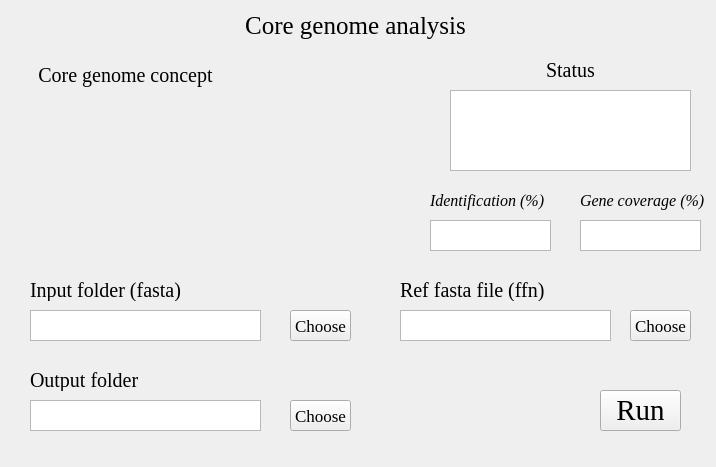
Qt form CoreGenomeAnalysis.ui (hzaurzli/MicroWorldOmics) before a commit.
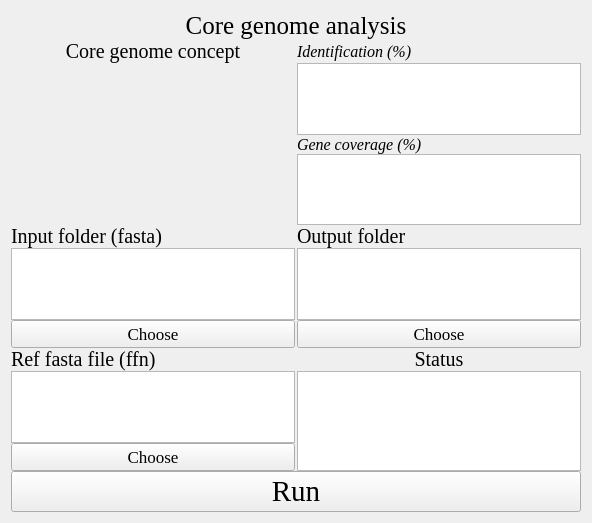
The same form after that commit. Icons and pictures are not drawn.

```diff
--- a/CoreGenomeAnalysis.ui
+++ b/CoreGenomeAnalysis.ui
@@ -6,8 +6,8 @@
    <rect>
     <x>0</x>
     <y>0</y>
-    <width>716</width>
-    <height>467</height>
+    <width>592</width>
+    <height>523</height>
    </rect>
   </property>
   <property name="windowTitle">
@@ -16,37 +16,76 @@
   <property name="styleSheet">
    <string notr="true">background-image: url(D:/Documents/Desktop/bb.png)</string>
   </property>
-  <widget class="QLabel" name="label">
-   <property name="geometry">
-    <rect>
-     <x>220</x>
-     <y>10</y>
-     <width>271</width>
-     <height>31</height>
-    </rect>
-   </property>
+  <layout class="QGridLayout" name="gridLayout_2">
+   <item row="0" column="0">
+    <layout class="QGridLayout" name="gridLayout">
+     <property name="horizontalSpacing">
+      <number>2</number>
+     </property>
+     <property name="verticalSpacing">
+      <number>0</number>
+     </property>
+     <item row="1" column="0">
+      <widget class="QLabel" name="label_7">
    <property name="font">
     <font>
      <family>Times New Roman</family>
-     <pointsize>19</pointsize>
+         <pointsize>15</pointsize>
     </font>
    </property>
    <property name="text">
-    <string>Core genome analysis</string>
+        <string>Core genome concept</string>
    </property>
    <property name="alignment">
     <set>Qt::AlignCenter</set>
    </property>
   </widget>
-  <widget class="QLabel" name="label_2">
-   <property name="geometry">
-    <rect>
-     <x>30</x>
-     <y>280</y>
-     <width>151</width>
-     <height>21</height>
-    </rect>
-   </property>
+     </item>
+     <item row="1" column="1">
+      <widget class="QLabel" name="label_8">
+       <property name="font">
+        <font>
+         <family>Times New Roman</family>
+         <pointsize>12</pointsize>
+         <italic>true</italic>
+        </font>
+       </property>
+       <property name="text">
+        <string>Identification (%)</string>
+       </property>
+       <property name="alignment">
+        <set>Qt::AlignLeading|Qt::AlignLeft|Qt::AlignVCenter</set>
+       </property>
+      </widget>
+     </item>
+     <item row="13" column="0">
+      <widget class="QPushButton" name="pushButton_4">
+       <property name="font">
+        <font>
+         <family>Times New Roman</family>
+         <pointsize>13</pointsize>
+        </font>
+       </property>
+       <property name="text">
+        <string>Choose</string>
+       </property>
+      </widget>
+     </item>
+     <item row="9" column="1">
+      <widget class="QPushButton" name="pushButton_3">
+       <property name="font">
+        <font>
+         <family>Times New Roman</family>
+         <pointsize>13</pointsize>
+        </font>
+       </property>
+       <property name="text">
+        <string>Choose</string>
+       </property>
+      </widget>
+     </item>
+     <item row="10" column="0">
+      <widget class="QLabel" name="label_5">
    <property name="font">
     <font>
      <family>Times New Roman</family>
@@ -54,34 +93,39 @@
     </font>
    </property>
    <property name="text">
-    <string>Input folder (fasta)</string>
+        <string>Ref fasta file (ffn)</string>
    </property>
    <property name="alignment">
     <set>Qt::AlignLeading|Qt::AlignLeft|Qt::AlignVCenter</set>
    </property>
   </widget>
-  <widget class="QTextBrowser" name="textBrowser_2">
-   <property name="geometry">
-    <rect>
-     <x>30</x>
-     <y>310</y>
-     <width>231</width>
-     <height>31</height>
-    </rect>
-   </property>
+     </item>
+     <item row="6" column="1">
+      <widget class="QTextEdit" name="textEdit_2">
    <property name="styleSheet">
     <string notr="true">background-image: url(D:/Documents/Desktop/white.png)</string>
    </property>
   </widget>
+     </item>
+     <item row="5" column="1">
+      <widget class="QLabel" name="label_9">
+       <property name="font">
+        <font>
+         <family>Times New Roman</family>
+         <pointsize>12</pointsize>
+         <italic>true</italic>
+        </font>
+       </property>
+       <property name="text">
+        <string>Gene coverage (%)</string>
+       </property>
+       <property name="alignment">
+        <set>Qt::AlignLeading|Qt::AlignLeft|Qt::AlignVCenter</set>
+       </property>
+      </widget>
+     </item>
+     <item row="7" column="1">
   <widget class="QLabel" name="label_3">
-   <property name="geometry">
-    <rect>
-     <x>30</x>
-     <y>370</y>
-     <width>131</width>
-     <height>21</height>
-    </rect>
-   </property>
    <property name="font">
     <font>
      <family>Times New Roman</family>
@@ -95,79 +139,32 @@
     <set>Qt::AlignLeading|Qt::AlignLeft|Qt::AlignVCenter</set>
    </property>
   </widget>
+     </item>
+     <item row="8" column="1">
   <widget class="QTextBrowser" name="textBrowser_3">
-   <property name="geometry">
-    <rect>
-     <x>30</x>
-     <y>400</y>
-     <width>231</width>
-     <height>31</height>
-    </rect>
-   </property>
    <property name="styleSheet">
     <string notr="true">background-image: url(D:/Documents/Desktop/white.png)</string>
    </property>
   </widget>
-  <widget class="QPushButton" name="pushButton_2">
-   <property name="geometry">
-    <rect>
-     <x>290</x>
-     <y>310</y>
-     <width>61</width>
-     <height>31</height>
-    </rect>
-   </property>
+     </item>
+     <item row="7" column="0">
+      <widget class="QLabel" name="label_2">
    <property name="font">
     <font>
      <family>Times New Roman</family>
-     <pointsize>13</pointsize>
+         <pointsize>15</pointsize>
     </font>
    </property>
    <property name="text">
-    <string>Choose</string>
-   </property>
-  </widget>
-  <widget class="QPushButton" name="pushButton_3">
-   <property name="geometry">
-    <rect>
-     <x>290</x>
-     <y>400</y>
-     <width>61</width>
-     <height>31</height>
-    </rect>
-   </property>
-   <property name="font">
-    <font>
-     <family>Times New Roman</family>
-     <pointsize>13</pointsize>
-    </font>
-   </property>
-   <property name="text">
-    <string>Choose</string>
-   </property>
-  </widget>
-  <widget class="QTextBrowser" name="textBrowser">
-   <property name="geometry">
-    <rect>
-     <x>450</x>
-     <y>90</y>
-     <width>241</width>
-     <height>81</height>
-    </rect>
-   </property>
-   <property name="styleSheet">
-    <string notr="true">background-image: url(D:/Documents/Desktop/white.png)</string>
-   </property>
-  </widget>
+        <string>Input folder (fasta)</string>
+       </property>
+       <property name="alignment">
+        <set>Qt::AlignLeading|Qt::AlignLeft|Qt::AlignVCenter</set>
+       </property>
+      </widget>
+     </item>
+     <item row="10" column="1">
   <widget class="QLabel" name="label_4">
-   <property name="geometry">
-    <rect>
-     <x>520</x>
-     <y>60</y>
-     <width>101</width>
-     <height>21</height>
-    </rect>
-   </property>
    <property name="font">
     <font>
      <family>Times New Roman</family>
@@ -181,91 +178,66 @@
     <set>Qt::AlignCenter</set>
    </property>
   </widget>
-  <widget class="QPushButton" name="pushButton">
-   <property name="geometry">
-    <rect>
-     <x>600</x>
-     <y>390</y>
-     <width>81</width>
-     <height>41</height>
-    </rect>
-   </property>
-   <property name="font">
-    <font>
-     <family>Times New Roman</family>
-     <pointsize>22</pointsize>
-    </font>
-   </property>
+     </item>
+     <item row="8" column="0">
+      <widget class="QTextBrowser" name="textBrowser_2">
    <property name="styleSheet">
     <string notr="true">background-image: url(D:/Documents/Desktop/white.png)</string>
    </property>
-   <property name="text">
-    <string>Run</string>
-   </property>
-  </widget>
-  <widget class="QLabel" name="label_5">
-   <property name="geometry">
-    <rect>
-     <x>400</x>
-     <y>280</y>
-     <width>151</width>
-     <height>21</height>
-    </rect>
-   </property>
+      </widget>
+     </item>
+     <item row="0" column="0" colspan="2">
+      <widget class="QLabel" name="label">
    <property name="font">
     <font>
      <family>Times New Roman</family>
-     <pointsize>15</pointsize>
+         <pointsize>19</pointsize>
     </font>
    </property>
    <property name="text">
-    <string>Ref fasta file (ffn)</string>
+        <string>Core genome analysis</string>
    </property>
    <property name="alignment">
-    <set>Qt::AlignLeading|Qt::AlignLeft|Qt::AlignVCenter</set>
-   </property>
-  </widget>
-  <widget class="QPushButton" name="pushButton_4">
-   <property name="geometry">
-    <rect>
-     <x>630</x>
-     <y>310</y>
-     <width>61</width>
-     <height>31</height>
-    </rect>
-   </property>
-   <property name="font">
-    <font>
-     <family>Times New Roman</family>
-     <pointsize>13</pointsize>
-    </font>
-   </property>
-   <property name="text">
-    <string>Choose</string>
-   </property>
-  </widget>
+        <set>Qt::AlignCenter</set>
+       </property>
+      </widget>
+     </item>
+     <item row="12" column="1" rowspan="2">
+      <widget class="QTextBrowser" name="textBrowser">
+       <property name="styleSheet">
+        <string notr="true">background-image: url(D:/Documents/Desktop/white.png)</string>
+       </property>
+      </widget>
+     </item>
+     <item row="12" column="0">
   <widget class="QTextBrowser" name="textBrowser_4">
-   <property name="geometry">
-    <rect>
-     <x>400</x>
-     <y>310</y>
-     <width>211</width>
-     <height>31</height>
-    </rect>
-   </property>
+       <property name="styleSheet">
+        <string notr="true">background-image: url(D:/Documents/Desktop/white.png)</string>
+       </property>
+      </widget>
+     </item>
+     <item row="9" column="0">
+      <widget class="QPushButton" name="pushButton_2">
+       <property name="font">
+        <font>
+         <family>Times New Roman</family>
+         <pointsize>13</pointsize>
+        </font>
+       </property>
+       <property name="text">
+        <string>Choose</string>
+       </property>
+      </widget>
+     </item>
+     <item row="2" column="1">
+      <widget class="QTextEdit" name="textEdit">
    <property name="styleSheet">
     <string notr="true">background-image: url(D:/Documents/Desktop/white.png)</string>
    </property>
   </widget>
+     </item>
+     <item row="2" column="0" rowspan="5">
   <widget class="QLabel" name="label_6">
-   <property name="geometry">
-    <rect>
-     <x>40</x>
-     <y>90</y>
-     <width>351</width>
-     <height>171</height>
-    </rect>
-   </property>
    <property name="text">
     <string/>
    </property>
@@ -282,100 +254,26 @@
     <bool>false</bool>
    </property>
   </widget>
-  <widget class="QLabel" name="label_7">
-   <property name="geometry">
-    <rect>
-     <x>30</x>
-     <y>60</y>
-     <width>191</width>
-     <height>31</height>
-    </rect>
-   </property>
+     </item>
+     <item row="23" column="0" colspan="2">
+      <widget class="QPushButton" name="pushButton">
    <property name="font">
     <font>
      <family>Times New Roman</family>
-     <pointsize>15</pointsize>
-    </font>
-   </property>
-   <property name="text">
-    <string>Core genome concept</string>
-   </property>
-   <property name="alignment">
-    <set>Qt::AlignCenter</set>
-   </property>
-  </widget>
-  <widget class="QLabel" name="label_9">
-   <property name="geometry">
-    <rect>
-     <x>580</x>
-     <y>190</y>
-     <width>131</width>
-     <height>21</height>
-    </rect>
-   </property>
-   <property name="font">
-    <font>
-     <family>Times New Roman</family>
-     <pointsize>12</pointsize>
-     <italic>true</italic>
-    </font>
-   </property>
-   <property name="text">
-    <string>Gene coverage (%)</string>
-   </property>
-   <property name="alignment">
-    <set>Qt::AlignLeading|Qt::AlignLeft|Qt::AlignVCenter</set>
-   </property>
-  </widget>
-  <widget class="QLabel" name="label_8">
-   <property name="geometry">
-    <rect>
-     <x>430</x>
-     <y>190</y>
-     <width>141</width>
-     <height>20</height>
-    </rect>
-   </property>
-   <property name="font">
-    <font>
-     <family>Times New Roman</family>
-     <pointsize>12</pointsize>
-     <italic>true</italic>
-    </font>
-   </property>
-   <property name="text">
-    <string>Identification (%)</string>
-   </property>
-   <property name="alignment">
-    <set>Qt::AlignLeading|Qt::AlignLeft|Qt::AlignVCenter</set>
-   </property>
-  </widget>
-  <widget class="QTextEdit" name="textEdit">
-   <property name="geometry">
-    <rect>
-     <x>430</x>
-     <y>220</y>
-     <width>121</width>
-     <height>31</height>
-    </rect>
-   </property>
+         <pointsize>22</pointsize>
+        </font>
+       </property>
    <property name="styleSheet">
     <string notr="true">background-image: url(D:/Documents/Desktop/white.png)</string>
    </property>
-  </widget>
-  <widget class="QTextEdit" name="textEdit_3">
-   <property name="geometry">
-    <rect>
-     <x>580</x>
-     <y>220</y>
-     <width>121</width>
-     <height>31</height>
-    </rect>
-   </property>
-   <property name="styleSheet">
-    <string notr="true">background-image: url(D:/Documents/Desktop/white.png)</string>
-   </property>
-  </widget>
+       <property name="text">
+        <string>Run</string>
+       </property>
+      </widget>
+     </item>
+    </layout>
+   </item>
+  </layout>
  </widget>
  <resources/>
  <connections/>
```
Left out of the diff: 8 changed lines with no effect on the pictures. Lines whose indentation alone changed are shown as unchanged.
